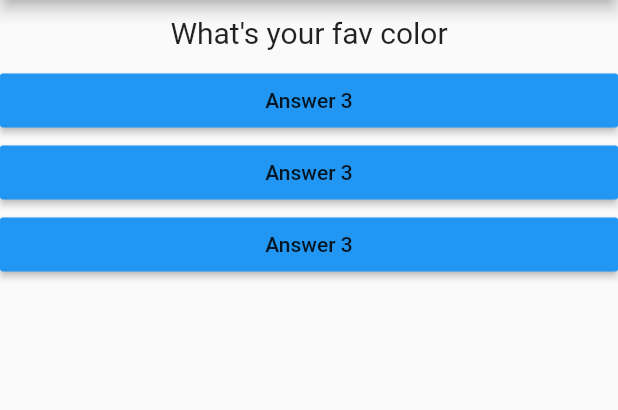
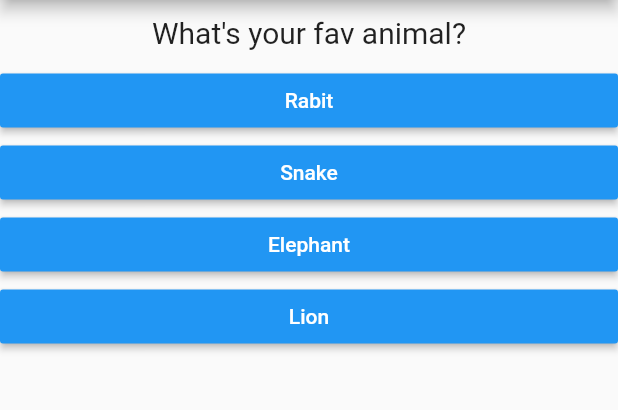
Before and after one commit to aditechdev/flutter_quiz_app, a Flutter app: the screen it shows after launch, on a phone screen of 412 x 824 dp, the part 84-494 px from its top. Run offline on Flutter 3.47's test engine with Material 2 defaults, Android fonts, the phone set to English and light mode, and no system bars.

Commit message:
:sparkles: Update the answer by Map

```diff
--- a/lib/answer.dart
+++ b/lib/answer.dart
@@ -1,11 +1,11 @@
 import 'package:flutter/material.dart';
 
 class Answers extends StatelessWidget {
-
   // instead of Function you should use VoidCallback
   final VoidCallback selectHandler;
+  final String answerText;
 
-  Answers({Key? key,required this.selectHandler}) : super(key: key);
+  Answers({Key? key, required this.selectHandler, required this.answerText}) : super(key: key);
 
   @override
   Widget build(BuildContext context) {
@@ -13,8 +13,9 @@ class Answers extends StatelessWidget {
       width: double.infinity,
       child: RaisedButton(
         color: Colors.blue,
+        textColor: Colors.white,
         onPressed: selectHandler,
-        child: Text('Answer 3'),
+        child: Text(answerText),
       ),
     );
   }
--- a/lib/main.dart
+++ b/lib/main.dart
@@ -24,8 +24,18 @@ class _MyAppState extends State<MyApp> {
   @override
   Widget build(BuildContext context) {
     var questions = [
-      'What\'s your fav color',
-      'What\'s your fav animal',
+      {
+        'questionText': 'What\'s your fav animal?',
+        'answer': ['Rabit', 'Snake', 'Elephant', 'Lion']
+      },
+      {
+        'questionText': 'What\'s your fav color?',
+        'answer': ['Black', 'Red', 'Green', 'White']
+      },
+      {
+        'questionText': 'What\'s your fav food?',
+        'answer': ['Paneer', 'Pulao', 'Chicken', 'Egg']
+      },
     ];
     return MaterialApp(
       home: Scaffold(
@@ -35,17 +45,18 @@ class _MyAppState extends State<MyApp> {
         body: Column(
           children: [
             Questions(
-              questionText: questions.elementAt(_questionIndex),
+              questionText: '${questions[_questionIndex]["questionText"]}',
             ),
-            Answers(
-              selectHandler: _answerQuestion,
-            ),
-            Answers(
-              selectHandler: _answerQuestion,
-            ),
-            Answers(
-              selectHandler: _answerQuestion,
-            ),
+            // Map the list
+           // Use the as List<String> to say dart that it's a list
+           // ... this operator is called spread which help in bringing all the list at once of that index value
+            ...(questions[_questionIndex]['answer'] as List<String>)
+                .map((answerHere) {
+              return Answers(
+                selectHandler: _answerQuestion,
+                answerText: answerHere,
+              );
+            }).toList()
           ],
         ),
       ),
```
